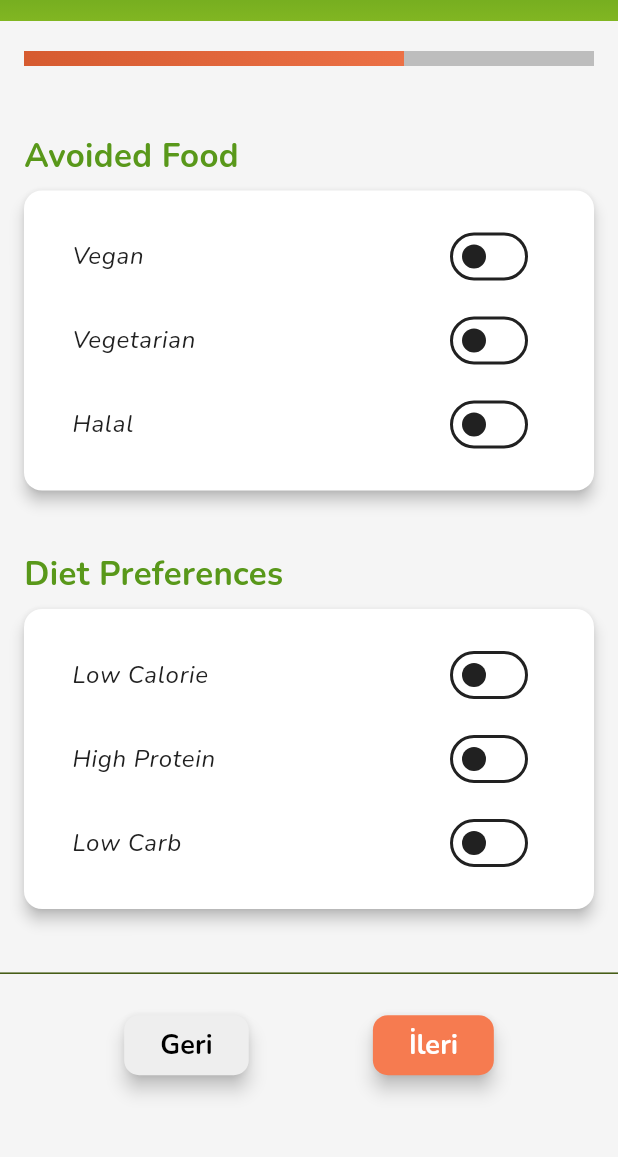
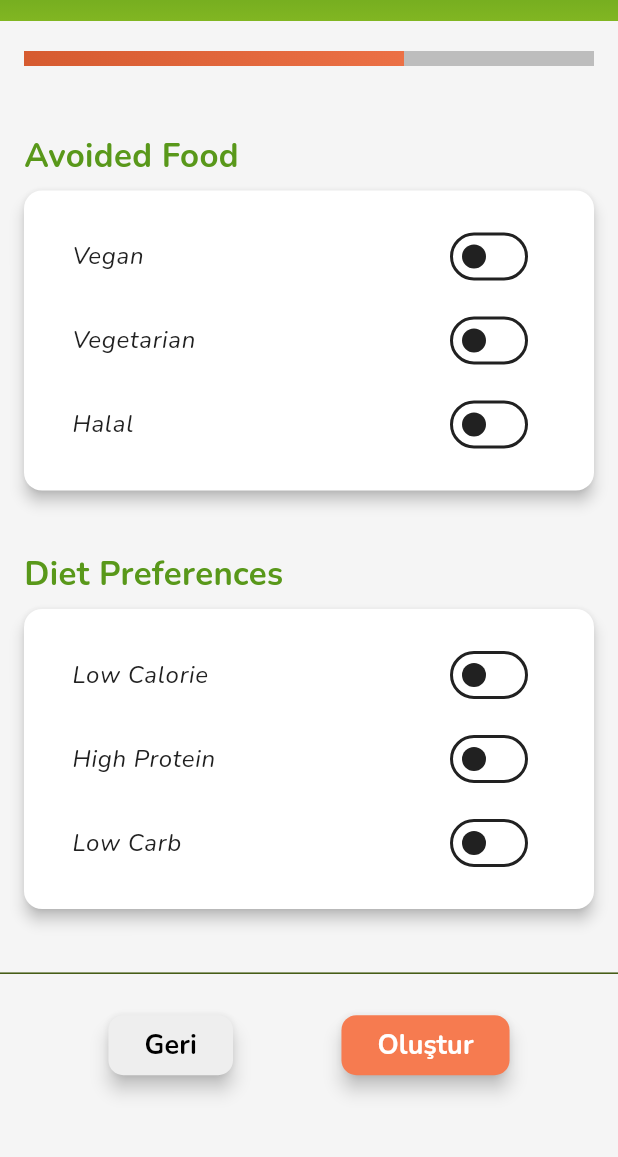
Before and after one commit to berkemremert/yesilsepet, a Flutter app: the IngredientsPage screen opened directly, after a tap on the "delete" icon, after a tap on "İleri", on a phone screen of 412 x 824 dp, the part 63-1220 px from its top. Run offline on Flutter 3.47's test engine with Material 3 defaults, Android fonts, the phone set to English and light mode, and no system bars; our stand-ins replace font_awesome_flutter; accounts and stored records are empty; network calls fail.

Commit message:
tarif oluştur edits

```diff
--- a/lib/Views/createRecipePage/ingredientsPage.dart
+++ b/lib/Views/createRecipePage/ingredientsPage.dart
@@ -1,11 +1,14 @@
 import 'package:flutter/material.dart';
+import 'package:font_awesome_flutter/font_awesome_flutter.dart';
 import 'package:provider/provider.dart';
 import 'package:yesilsepet/Views/createRecipePage/filterPage.dart';
 import 'package:yesilsepet/Views/createRecipePage/widgets/ingredient_list.dart';
 import 'package:yesilsepet/Views/createRecipePage/widgets/new_ingredients_search_bar.dart';
 import 'package:yesilsepet/Views/createRecipePage/widgets/progressBar.dart';
 import 'package:yesilsepet/Views/theme/appColors.dart';
+import '../../Models/recipe_model.dart';
 import '../../ViewModels/createRecipe/CreateRecipeViewModel.dart';
+import '../dashboardPage/widgets/recipe_card.dart';
 
 class IngredientsPage extends StatefulWidget {
   const IngredientsPage({super.key});
@@ -40,6 +43,35 @@ class _IngredientsPageState extends State<IngredientsPage> {
 
   @override
   Widget build(BuildContext context) {
+    final recipes = [
+      RecipeModel(
+        title: 'Delicious Pasta',
+        imagePath: 'https://www.cnet.com/a/img/resize/69256d2623afcbaa911f08edc45fb2d3f6a8e172/hub/2023/02/03/afedd3ee-671d-4189-bf39-4f312248fb27/gettyimages-1042132904.jpg?auto=webp&fit=crop&height=675&width=1200',
+        badges: [
+          FontAwesomeIcons.heart,
+          FontAwesomeIcons.star,
+          FontAwesomeIcons.utensils,
+        ],
+      ),
+      RecipeModel(
+        title: 'Chocolate Cake',
+        imagePath: 'https://images.immediate.co.uk/production/volatile/sites/30/2022/08/Corndogs-7832ef6.jpg?quality=90&resize=556,505',
+        badges: [
+          FontAwesomeIcons.heart,
+          FontAwesomeIcons.cake,
+        ],
+      ),
+      RecipeModel(
+        title: 'Grilled Chicken',
+        imagePath: 'https://foodinstitute.com/wp-content/uploads/2024/02/organic.jpg',
+        badges: [
+          FontAwesomeIcons.heart,
+          FontAwesomeIcons.fire,
+          FontAwesomeIcons.leaf,
+        ],
+      ),
+    ];
+
     return ChangeNotifierProvider(
       create: (_) => CreateRecipeViewModel(),
       child: Scaffold(
@@ -72,7 +104,7 @@ class _IngredientsPageState extends State<IngredientsPage> {
                   children: [
                     firstPage(),
                     secondPage(),
-                    Center(child: Text("Review and Finish")),
+                    lastPage(recipes),
                   ],
                 ),
               ),
@@ -85,7 +117,7 @@ class _IngredientsPageState extends State<IngredientsPage> {
                     if (_currentStep > 0)
                       ElevatedButton(
                         style: ElevatedButton.styleFrom(
-                          backgroundColor: AppColors.verylightGray, // Red color on steps 2 and 3
+                          backgroundColor: AppColors.verylightGray,
                           elevation: 5,
                           shape: RoundedRectangleBorder(
                             borderRadius: BorderRadius.circular(10),
@@ -101,6 +133,7 @@ class _IngredientsPageState extends State<IngredientsPage> {
                           ),
                         ),
                       ),
+                    if (_currentStep < 2)
                       ElevatedButton(
                         style: ElevatedButton.styleFrom(
                           backgroundColor: AppColors.coralOrange,
@@ -111,7 +144,7 @@ class _IngredientsPageState extends State<IngredientsPage> {
                         ),
                         onPressed: _nextStep,
                         child: Text(
-                        _currentStep == 2 ? "Oluştur" : "İleri",
+                          _currentStep == 1 ? "Oluştur" : "İleri",
                           style: const TextStyle(
                             color: AppColors.pureWhite,
                             fontWeight: FontWeight.bold,
@@ -141,4 +174,34 @@ class _IngredientsPageState extends State<IngredientsPage> {
   Widget secondPage() {
     return FilterPage();
   }
+  Widget lastPage(var recipes) {
+    return Column(
+      crossAxisAlignment: CrossAxisAlignment.center,
+      children: [
+        const SizedBox(height: 20),
+        const Text(
+          "Tarifleriniz hazır!",
+          style: TextStyle(
+            fontSize: 24,
+            fontWeight: FontWeight.bold,
+            color: AppColors.black,
+          ),
+          textAlign: TextAlign.center,
+        ),
+        const SizedBox(height: 20),
+        SizedBox(
+          height: 400,
+          child: ListView.builder(
+            scrollDirection: Axis.horizontal,
+            itemCount: recipes.length,
+            itemBuilder: (context, index) {
+              return RecipeCard(
+                recipe: recipes[index],
+              );
+            },
+          ),
+        ),
+      ],
+    );
   }
+}
```
Lines whose indentation alone changed are shown as unchanged.
